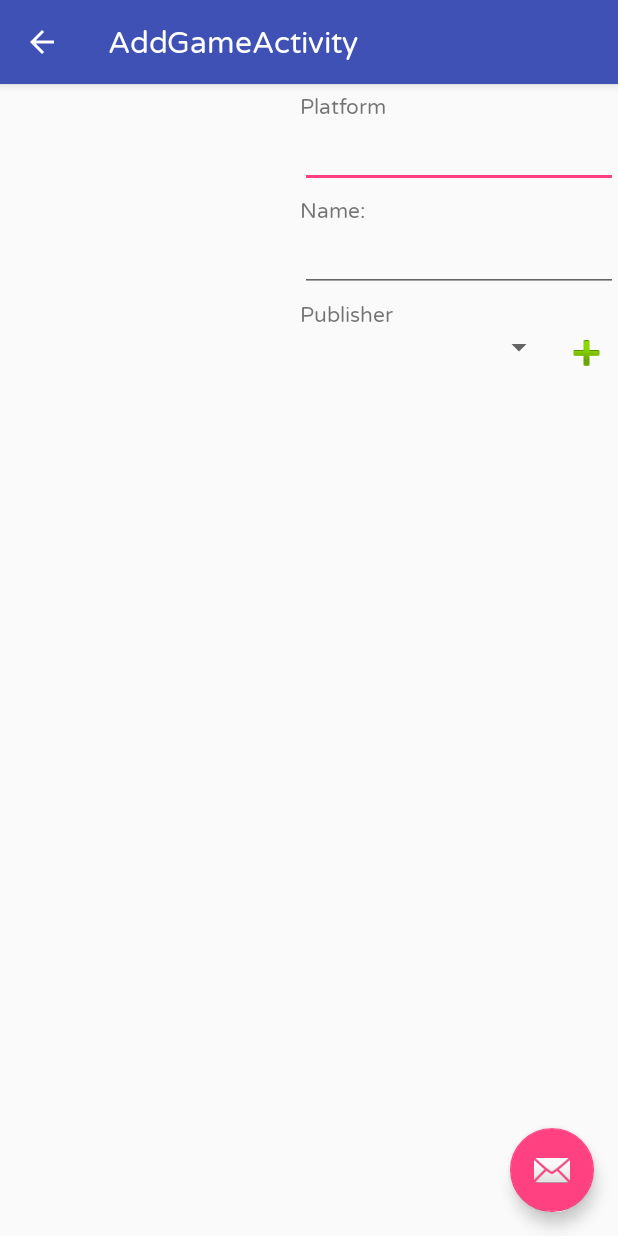
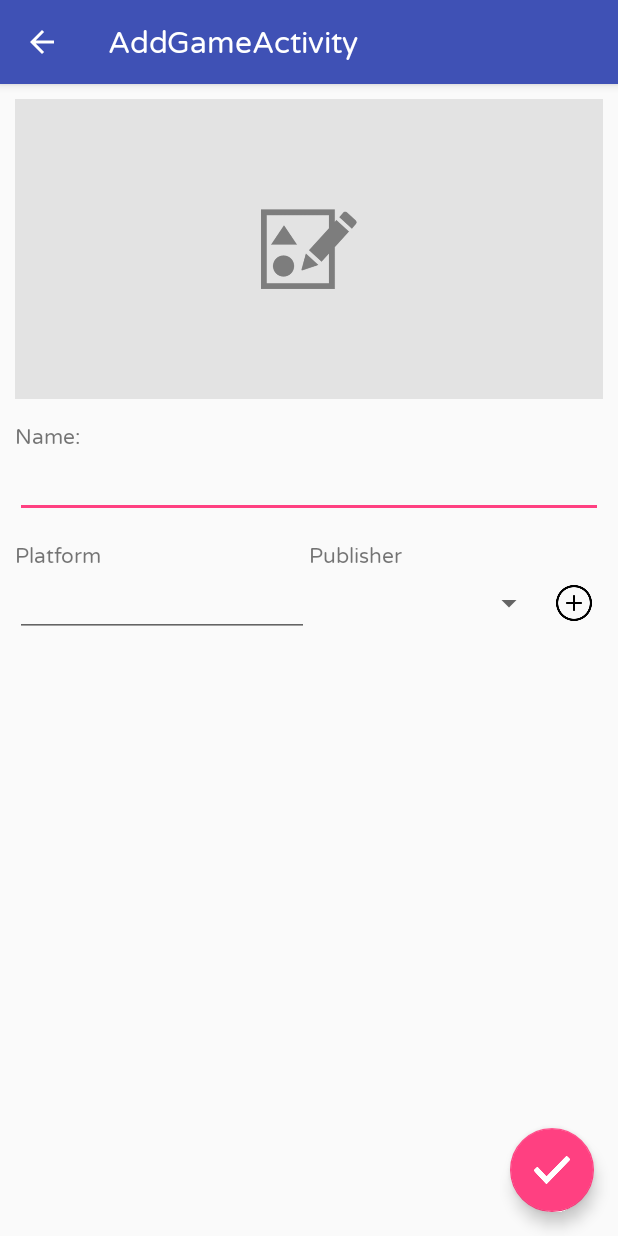
Before and after one commit to JamesJose7/GameCollector, an Android app: the AddGameActivity screen opened directly, with no data from a screen before it, on a phone screen of 412 x 824 dp. Run offline under Robolectric (Android 15) with nearby library versions, the phone set to English and light mode, and no system bars; our stand-ins replace ButterKnife, Firebase (no records; nobody signed in at launch, a user with empty details on screens opened directly), Picasso; 3 statements that could not run were skipped.

Commit message:
Add game activity is now prettier

```diff
--- a/app/src/main/res/layout/activity_add_game.xml
+++ b/app/src/main/res/layout/activity_add_game.xml
@@ -29,6 +29,6 @@
         android:layout_height="wrap_content"
         android:layout_gravity="bottom|end"
         android:layout_margin="@dimen/fab_margin"
-        app:srcCompat="@android:drawable/ic_dialog_email"/>
+        app:srcCompat="@drawable/checked"/>
 
 </android.support.design.widget.CoordinatorLayout>
--- a/app/src/main/res/layout/content_add_game.xml
+++ b/app/src/main/res/layout/content_add_game.xml
@@ -12,16 +12,50 @@
     <LinearLayout
         android:layout_width="match_parent"
         android:layout_height="wrap_content"
-        android:orientation="horizontal">
+        android:orientation="vertical"
+        android:layout_marginTop="10dp"
+        android:paddingStart="10dp"
+        android:paddingEnd="10dp">
 
         <ImageView
             android:id="@+id/game_cover"
-            android:layout_width="200dp"
+            android:layout_width="match_parent"
+            android:scaleType="fitCenter"
+            android:src="@drawable/edit_picture"
+            android:background="#ccc"
+            android:alpha="0.5"
             android:layout_height="200dp"/>
 
         <RelativeLayout
             android:layout_width="match_parent"
-            android:layout_height="200dp">
+            android:layout_height="wrap_content"
+            android:layout_marginTop="10dp">
+
+            <TextView
+                android:id="@+id/game_name_text"
+                android:layout_width="match_parent"
+                android:layout_height="wrap_content"
+                android:text="Name:"
+                android:layout_marginTop="5dp"/>
+
+            <EditText
+                android:id="@+id/game_name_edit"
+                android:layout_width="match_parent"
+                android:layout_height="wrap_content"
+                android:layout_below="@id/game_name_text"/>
+
+            <LinearLayout
+                android:layout_width="match_parent"
+                android:layout_height="wrap_content"
+                android:orientation="horizontal"
+                android:layout_below="@id/game_name_edit"
+                android:layout_marginTop="10dp"
+                android:weightSum="100">
+
+                <RelativeLayout
+                    android:layout_width="match_parent"
+                    android:layout_height="wrap_content"
+                    android:layout_weight="50">
 
                     <TextView
                         android:id="@+id/platform_game"
@@ -36,34 +70,26 @@
                         android:layout_height="wrap_content"
                         android:inputType="none"
                         android:layout_below="@id/platform_game"/>
+                </RelativeLayout>
 
-            <TextView
-                android:id="@+id/game_name_text"
+                <RelativeLayout
                     android:layout_width="match_parent"
                     android:layout_height="wrap_content"
-                android:layout_below="@id/platform_game_edit"
-                android:text="Name:"
-                android:layout_marginTop="5dp"/>
-
-            <EditText
-                android:id="@+id/game_name_edit"
-                android:layout_width="match_parent"
-                android:layout_height="wrap_content"
-                android:layout_below="@id/game_name_text"/>
+                    android:layout_weight="50">
 
                     <TextView
                         android:id="@+id/game_publisher_text"
                         android:layout_width="match_parent"
                         android:layout_height="wrap_content"
                         android:text="Publisher"
-                android:layout_below="@id/game_name_edit"
                         android:layout_marginTop="5dp"/>
 
                     <LinearLayout
                         android:layout_width="match_parent"
                         android:layout_height="wrap_content"
+                        android:layout_below="@id/game_publisher_text"
+                        android:layout_marginTop="10dp"
                         android:orientation="horizontal"
-                android:layout_below="@id/game_publisher_text"
                         android:weightSum="100">
 
                         <Spinner
@@ -75,9 +101,14 @@
                         <ImageView
                             android:id="@+id/add_publisher_button"
                             android:layout_width="match_parent"
-                    android:layout_height="wrap_content"
+                            android:layout_height="match_parent"
                             android:layout_weight="80"
-                    android:src="@android:drawable/ic_input_add"/>
+                            android:src="@drawable/add"/>
+
+                    </LinearLayout>
+
+                </RelativeLayout>
+
 
             </LinearLayout>
 
```
Also changed, not shown: app/src/main/res/drawable-v24/add.png (added), app/src/main/res/drawable-v24/checked.png (added), app/src/main/res/drawable-v24/edit_picture.png (added), app/src/main/res/drawable/add.png (added), app/src/main/res/drawable/checked.png (added), app/src/main/res/drawable/edit_picture.png (added). Lines whose indentation alone changed are shown as unchanged.
